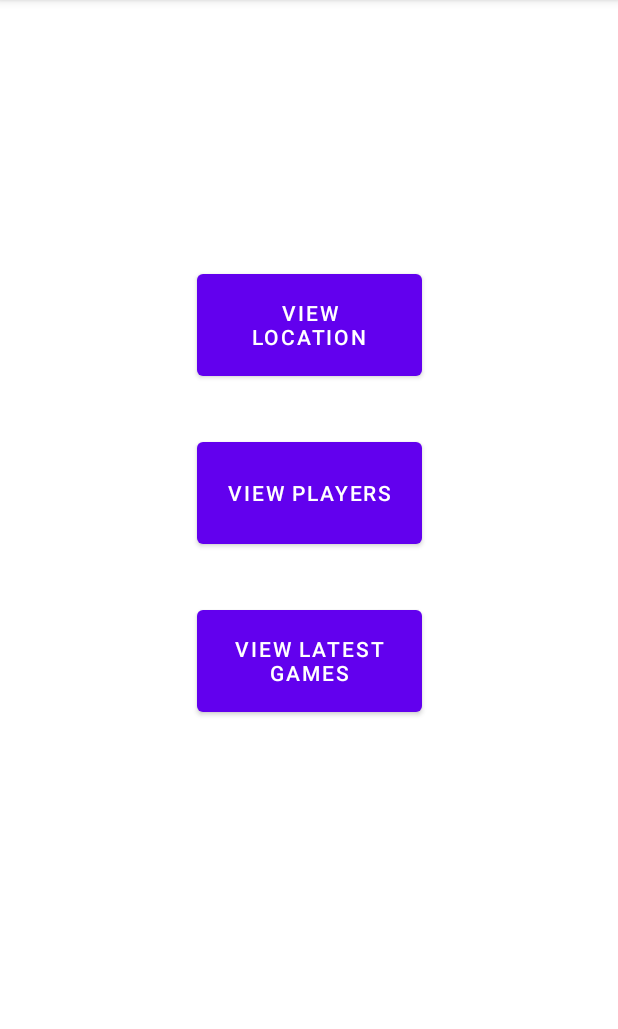
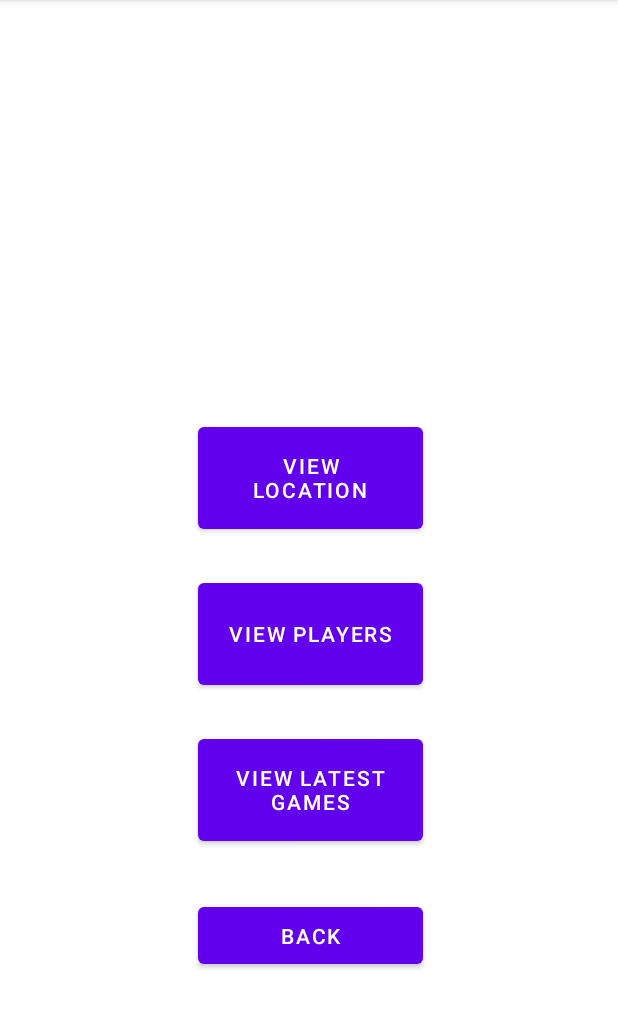
Before and after one commit to Sof-sudo/TimeOut, an Android app: the TeamActivity screen opened directly, with no data from a screen before it, on a phone screen of 412 x 824 dp, the part 84-1113 px from its top. Run offline under Robolectric (Android 15) with nearby library versions, the phone set to English and light mode, and no system bars; network calls fail; pictures from the network do not load; 2 statements that could not run were skipped.

Commit message:
Lille drys

```diff
--- a/app/src/main/java/dk/au/mad21spring/appproject/group21/TeamActivity.java
+++ b/app/src/main/java/dk/au/mad21spring/appproject/group21/TeamActivity.java
@@ -23,6 +23,7 @@ public class TeamActivity extends AppCompatActivity {
     private Button location;
     private Button players;
     private Button games;
+    private Button back;
 
     //other variables
     private String teamName;
@@ -55,6 +56,7 @@ public class TeamActivity extends AppCompatActivity {
         location = findViewById(R.id.btnLocation);
         players = findViewById(R.id.btnPlayers);
         games = findViewById(R.id.btnGames);
+        back = findViewById(R.id.btnBack);
 
         location.setOnClickListener(new View.OnClickListener() {
             @Override
@@ -76,21 +78,37 @@ public class TeamActivity extends AppCompatActivity {
                 showGames();
             }
         });
+
+        back.setOnClickListener(new View.OnClickListener() {
+            @Override
+            public void onClick(View v) {
+                back();
+            }
+        });
     }
 
     private void showLocation()
     {}
 
     private void showPlayers()
-    {}
+    {
+        Intent intent = new Intent(this, PlayerActivity.class);
+        intent.putExtra(TEAM,teamName);
+        startActivity(intent);
+    }
 
     private void showGames()
     {}
 
+    private void back()
+    {
+        finish();
+    }
+
     private void updateUI(Team team)
     {
         Glide.with(this).load("https://www.nba.com/.element/img/1.0/teamsites/logos/teamlogos_500x500/"+team.getAbbreviation().toLowerCase()+".png").into(logo);
-        name.setText(team.getName());
+        name.setText(team.getFullname());
     }
 
 }
--- a/app/src/main/res/layout/activity_team.xml
+++ b/app/src/main/res/layout/activity_team.xml
@@ -6,11 +6,21 @@
     android:layout_height="match_parent"
     tools:context=".TeamActivity">
 
+    <Button
+        android:id="@+id/btnBack"
+        android:layout_width="150dp"
+        android:layout_height="50dp"
+        android:layout_marginTop="32dp"
+        android:text="@string/btnBackPlayer"
+        app:layout_constraintEnd_toEndOf="@+id/btnGames"
+        app:layout_constraintStart_toStartOf="@+id/btnGames"
+        app:layout_constraintTop_toBottomOf="@+id/btnGames" />
+
     <ImageView
         android:id="@+id/imgLogo"
-        android:layout_width="wrap_content"
-        android:layout_height="wrap_content"
-        android:layout_marginTop="64dp"
+        android:layout_width="150dp"
+        android:layout_height="150dp"
+        android:layout_marginTop="32dp"
         android:contentDescription="@string/TeamLogo"
         app:layout_constraintEnd_toEndOf="parent"
         app:layout_constraintStart_toStartOf="parent"
@@ -21,7 +31,7 @@
         android:id="@+id/txtName"
         android:layout_width="wrap_content"
         android:layout_height="wrap_content"
-        android:layout_marginTop="32dp"
+        android:layout_marginTop="24dp"
         android:textSize="36sp"
         app:layout_constraintEnd_toEndOf="@+id/imgLogo"
         app:layout_constraintStart_toStartOf="@+id/imgLogo"
@@ -32,7 +42,7 @@
         android:id="@+id/btnLocation"
         android:layout_width="150dp"
         android:layout_height="80dp"
-        android:layout_marginTop="32dp"
+        android:layout_marginTop="24dp"
         android:text="@string/viewLocation"
         app:layout_constraintEnd_toEndOf="@+id/txtName"
         app:layout_constraintStart_toStartOf="@+id/txtName"
@@ -42,7 +52,7 @@
         android:id="@+id/btnPlayers"
         android:layout_width="150dp"
         android:layout_height="80dp"
-        android:layout_marginTop="32dp"
+        android:layout_marginTop="24dp"
         android:text="@string/viewPlayers"
         app:layout_constraintEnd_toEndOf="@+id/btnLocation"
         app:layout_constraintStart_toStartOf="@+id/btnLocation"
@@ -52,7 +62,7 @@
         android:id="@+id/btnGames"
         android:layout_width="150dp"
         android:layout_height="80dp"
-        android:layout_marginTop="32dp"
+        android:layout_marginTop="24dp"
         android:text="@string/viewLatestGames"
         app:layout_constraintEnd_toEndOf="@+id/btnPlayers"
         app:layout_constraintStart_toStartOf="@+id/btnPlayers"
--- a/app/src/main/res/layout/activity_teamlist.xml
+++ b/app/src/main/res/layout/activity_teamlist.xml
@@ -32,8 +32,8 @@
         android:layout_height="wrap_content"
         android:layout_marginBottom="12dp"
         android:ems="10"
+        android:hint="@string/SearchField"
         android:inputType="textPersonName"
-        android:text="@string/SearchField"
         app:layout_constraintBottom_toTopOf="@+id/btnSearch"
         app:layout_constraintEnd_toEndOf="parent"
         app:layout_constraintHorizontal_bias="0.497"
--- a/app/src/main/res/values/strings.xml
+++ b/app/src/main/res/values/strings.xml
@@ -8,5 +8,5 @@
     <string name="btnBackPlayer">Back</string>
     <string name="txtPlayers">Players:</string>
     <string name="Search">Search</string>
-    <string name="SearchField">SearchField</string>
+    <string name="SearchField">Search here</string>
 </resources>
```
